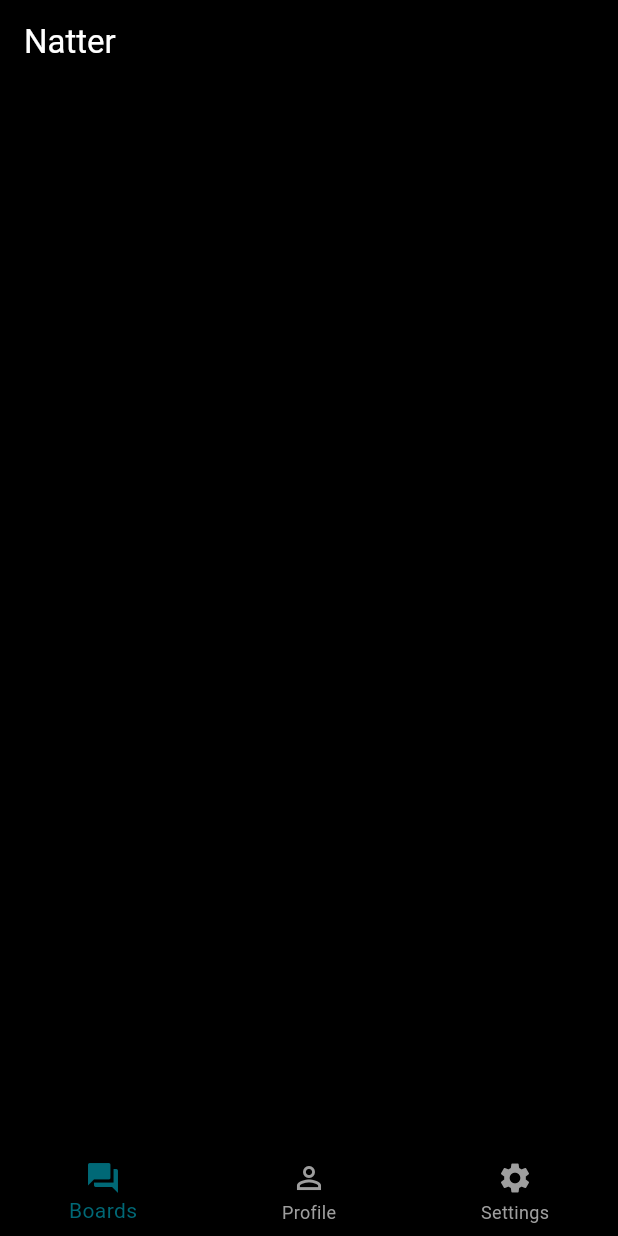
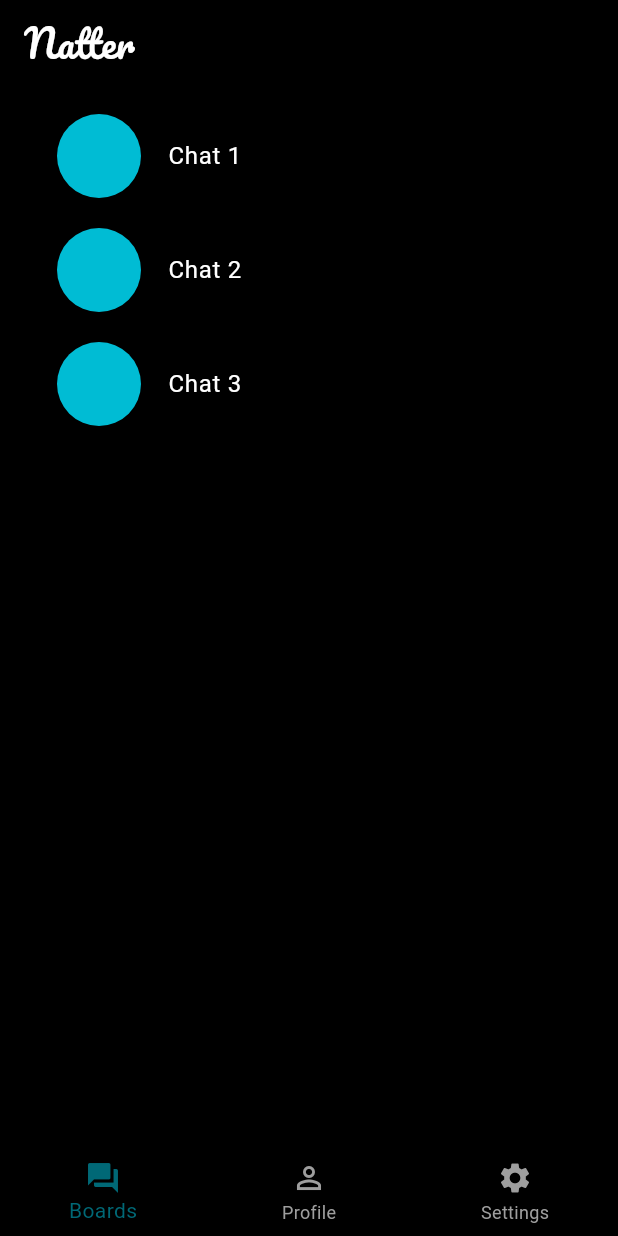
Before and after one commit to puneetkumarbajaj/Natter, a Flutter app: the screen it shows after launch, on a phone screen of 412 x 824 dp. Run offline on Flutter 3.47's test engine with Material 2 defaults, Android fonts, the phone set to English and light mode, and no system bars; our stand-ins replace google_fonts.

Commit message:
modified:   lib/pages/boards.dart 	modified:   lib/pages/splash.dart 	modified:   macos/Flutter/GeneratedPluginRegistrant.swift 	new file:   public/Pacifico-Regular.ttf 	modified:   pubspec.lock 	modified:   pubspec.yaml

```diff
--- a/lib/pages/boards.dart
+++ b/lib/pages/boards.dart
@@ -1,4 +1,5 @@
 import 'package:flutter/material.dart';
+import 'package:google_fonts/google_fonts.dart';
 
 class Boards extends StatefulWidget {
   const Boards({super.key});
@@ -8,15 +9,30 @@ class Boards extends StatefulWidget {
 }
 
 class _BoardsState extends State<Boards> {
+  List chats = [["Chat 1"], ["Chat 2"], ["Chat 3"]];
   @override
   Widget build(BuildContext context) {
     return Scaffold(
       backgroundColor: Colors.black,
       appBar: AppBar(
-        title: Text("Natter", style: TextStyle(color: Colors.white),),
+        title: Text("Natter", style: GoogleFonts.pacifico(textStyle: TextStyle(color: Colors.white, fontSize: 25),)),
         backgroundColor: Colors.black,
       ),
-
+      body: ListView.builder(
+        padding: EdgeInsets.all(20),
+        itemCount: chats.length,
+        prototypeItem: ListTile(
+          contentPadding: EdgeInsets.all(10),
+          leading: CircleAvatar(backgroundColor: Colors.cyan, radius: 10,),
+          title: Text(chats.first.first, style: TextStyle(color: Colors.white)),
+        ),
+        itemBuilder: (context, index) {
+          return ListTile(
+            leading: CircleAvatar(backgroundColor: Colors.cyan, radius: 30,),
+            title: Text(chats[index][0], style: TextStyle(color: Colors.white)),
+          );
+        },
+      ),
     );
   }
 }
--- a/lib/pages/splash.dart
+++ b/lib/pages/splash.dart
@@ -1,6 +1,6 @@
 import 'package:flutter/material.dart';
 import 'package:natter/utilities/navBar.dart';
-
+import 'package:google_fonts/google_fonts.dart';
 class Splash extends StatefulWidget {
   const Splash({super.key});
 
@@ -27,7 +27,7 @@ class _SplashState extends State<Splash> {
       backgroundColor: Colors.black,
       body: Center(
         child: Container(
-          child: Text('N', style: TextStyle(fontSize: 48, fontWeight: FontWeight.normal, color: Colors.cyan,),),
+          child: Text('N', style: GoogleFonts.pacifico(textStyle: TextStyle(fontSize: 48, color: Colors.cyan))),
         ),
       ),
     );
--- a/pubspec.yaml
+++ b/pubspec.yaml
@@ -35,7 +35,7 @@ dependencies:
   # The following adds the Cupertino Icons font to your application.
   # Use with the CupertinoIcons class for iOS style icons.
   cupertino_icons: ^1.0.2
-  flutter_splash_screen: ^2.0.1+1
+  google_fonts: ^6.1.0
 
 dev_dependencies:
   flutter_test:
@@ -60,7 +60,8 @@ flutter:
   uses-material-design: true
 
   # To add assets to your application, add an assets section, like this:
-  # assets:
+  assets:
+  - public/Pacifico-Regular.ttf
   #   - images/a_dot_burr.jpeg
   #   - images/a_dot_ham.jpeg
 
```
Also changed, not shown: public/Pacifico-Regular.ttf (added), pubspec.lock, 1 other file.
